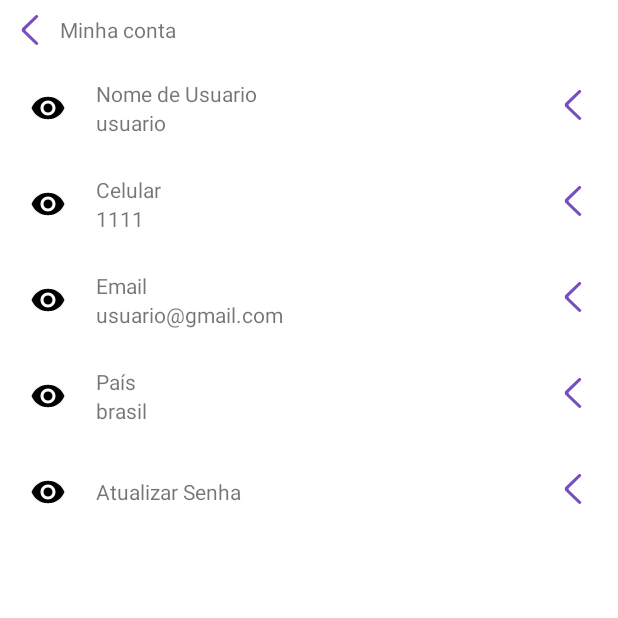
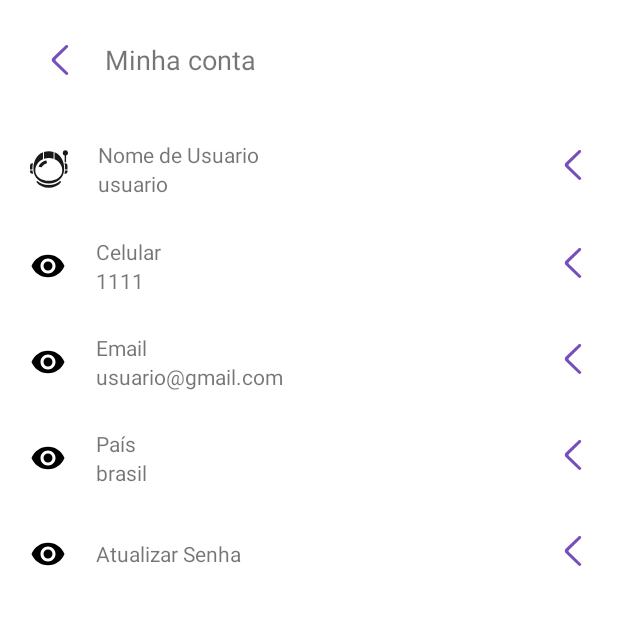
Before and after one commit to suriiipingu/prjSpaceBarMobileTCC, an Android app: the minha_conta screen opened directly, with no data from a screen before it, on a phone screen of 412 x 824 dp, the top half of it. Run offline under Robolectric (Android 15) with nearby library versions, the phone set to English and light mode, and no system bars; 5 statements that could not run were skipped.

Commit message:
icons colocados

```diff
--- a/app/src/main/res/drawable/astronauta.xml
+++ b/app/src/main/res/drawable/astronauta.xml
@@ -1,6 +1,6 @@
-<vector android:alpha="0.9" android:height="800dp"
+<vector android:alpha="0.9" android:height="25dp"
     android:viewportHeight="47.6" android:viewportWidth="47.6"
-    android:width="800dp" xmlns:android="http://schemas.android.com/apk/res/android">
+    android:width="25dp" xmlns:android="http://schemas.android.com/apk/res/android">
     <path android:fillColor="#000000" android:pathData="M40.98,3.61a3.32,3.32 0,1 1,4.22 3.2v8.55L43.43,15.36L43.43,6.81A3.36,3.36 0,0 1,40.98 3.61Z"/>
     <path android:fillColor="#000000" android:pathData="M30.74,2.77v8.68C36.43,13.92 40.43,19.16 40.43,25.3c0,8.43 -7.6,13.25 -16.88,13.25S6.63,33.68 6.63,25.3c0,-6.09 4,-11.33 9.64,-13.8L16.27,2.77c-7.77,3 -12,11 -12,20.31 0,12 8.62,18.8 19.28,18.8s19.29,-6.81 19.29,-18.8C42.79,13.74 38.51,5.78 30.74,2.77Z"/>
     <path android:fillColor="#000000" android:pathData="M29.53,10.97L29.53,2.35a21.51,21.51 0,0 0,-6 -0.91,19.52 19.52,0 0,0 -6,0.91v8.62a18.14,18.14 0,0 1,12.05 0Z"/>
--- a/app/src/main/res/layout/activity_minha_conta.xml
+++ b/app/src/main/res/layout/activity_minha_conta.xml
@@ -10,14 +10,15 @@
     <LinearLayout
         android:layout_width="match_parent"
         android:layout_height="wrap_content"
-        android:gravity="center_vertical">
+        android:gravity="center_vertical"
+        android:padding="10dp">
 
         <ImageButton
             android:id="@+id/btnVoltar2"
             android:layout_width="wrap_content"
             android:layout_height="wrap_content"
             android:background="@android:color/transparent"
-            android:padding="10dp"
+            android:padding="20dp"
             android:src="@drawable/voltar"
             tools:ignore="SpeakableTextPresentCheck" />
 
@@ -26,7 +27,8 @@
             android:layout_width="wrap_content"
             android:layout_height="wrap_content"
             android:layout_weight="1"
-            android:text="Minha conta" />
+            android:text="Minha conta"
+            android:textSize="18sp" />
     </LinearLayout>
 
     <LinearLayout
@@ -42,7 +44,7 @@
             android:layout_height="wrap_content"
 
             android:padding="20dp"
-            android:src="@drawable/ic_eye" />
+            android:src="@drawable/astronauta" />
 
         <LinearLayout
             android:layout_width="wrap_content"
```
Also changed, not shown: app/src/main/res/drawable/celular.xml (added, +8 -0 lines), app/src/main/res/drawable/email.xml (added, +11 -0 lines), app/src/main/res/drawable/geo.xml (added, +28 -0 lines), app/src/main/res/drawable/senha.xml (added, +8 -0 lines).
